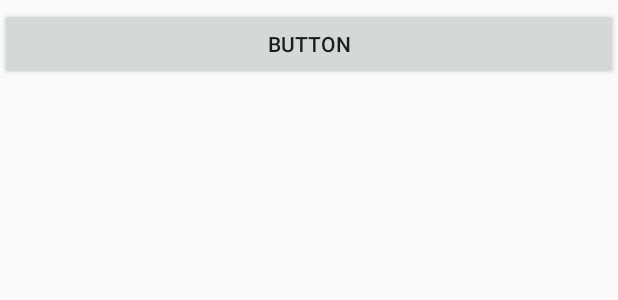
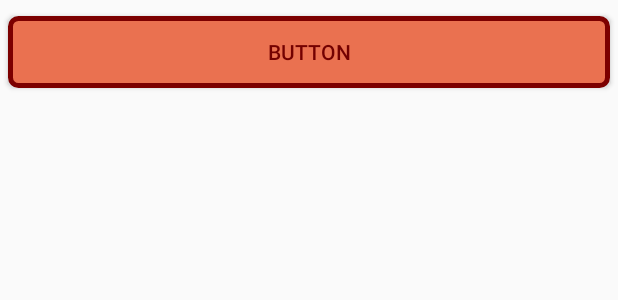
Before and after one commit to AlexGal0/QBeat, an Android app: the layout single_recipe_list.xml on its own in the app's theme, with its tools: preview values and no code run, on a phone screen of 412 x 824 dp. Shown: the top 300 px of the screen. Run offline under Robolectric (Android 15) with nearby library versions, the phone set to English and light mode, and no system bars.

Commit message:
Cambio de estilo y colores a botones de mis recetas.

```diff
--- /dev/null
+++ b/app/src/main/res/drawable/style_button_recipe.xml
@@ -0,0 +1,6 @@
+<?xml version="1.0" encoding="utf-8"?>
+<shape xmlns:android="http://schemas.android.com/apk/res/android" android:shape="rectangle" >
+    <solid android:color="#ea7150" />
+    <stroke android:width="3dp" android:color="#7c0000"/>
+    <corners android:radius="5dp"></corners>
+</shape>
--- a/app/src/main/res/layout/single_recipe_list.xml
+++ b/app/src/main/res/layout/single_recipe_list.xml
@@ -9,5 +9,10 @@
         android:id="@+id/my_recipe_name_list"
         android:layout_width="match_parent"
         android:layout_height="match_parent"
-        android:text="Button" />
+        android:text="Button"
+
+        android:background="@drawable/style_button_recipe"
+        android:textColor="@color/backgroundSplash"
+        android:shadowColor="@color/BlackText"
+        android:layout_margin="5dp"/>
 </FrameLayout>
```
